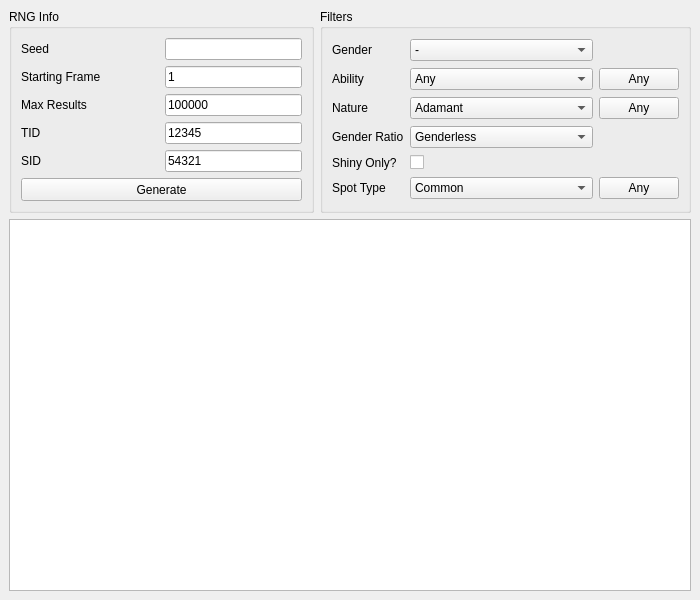
First picture: the form in Forms/Gen3/PokeSpot.ui, repository Admiral-Fish/PokeFinder, before the edit.
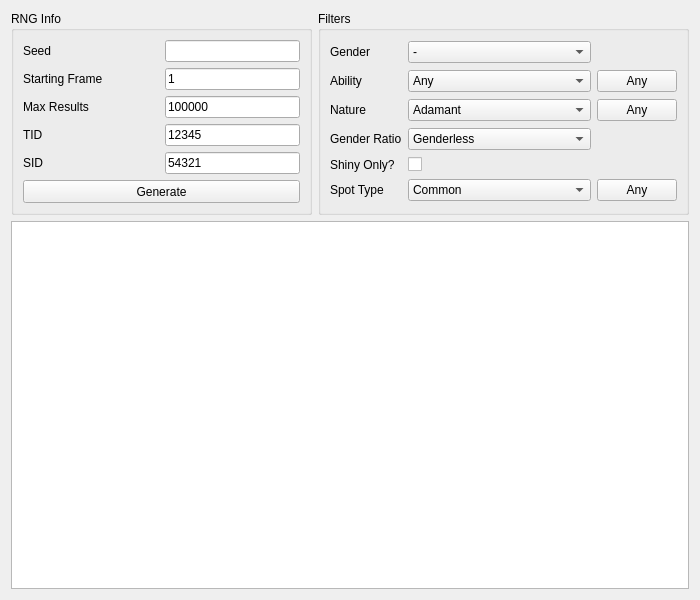
Second picture: the form after the edit. Custom widgets are drawn as their Qt base class.

Patch:
```diff
--- a/Forms/Gen3/PokeSpot.ui
+++ b/Forms/Gen3/PokeSpot.ui
@@ -1,7 +1,7 @@
 <?xml version="1.0" encoding="UTF-8"?>
 <ui version="4.0">
  <class>PokeSpot</class>
- <widget class="QMainWindow" name="PokeSpot">
+ <widget class="QWidget" name="PokeSpot">
   <property name="geometry">
    <rect>
     <x>0</x>
@@ -19,7 +19,6 @@
   <property name="windowTitle">
    <string>PokeSpot</string>
   </property>
-  <widget class="QWidget" name="centralwidget">
    <layout class="QGridLayout" name="gridLayout_3">
     <item row="0" column="0">
      <widget class="QGroupBox" name="groupBoxRNGInfo">
@@ -545,7 +544,6 @@
      </widget>
     </item>
    </layout>
-  </widget>
  </widget>
  <customwidgets>
   <customwidget>
```
Lines whose indentation alone changed are shown as unchanged.
